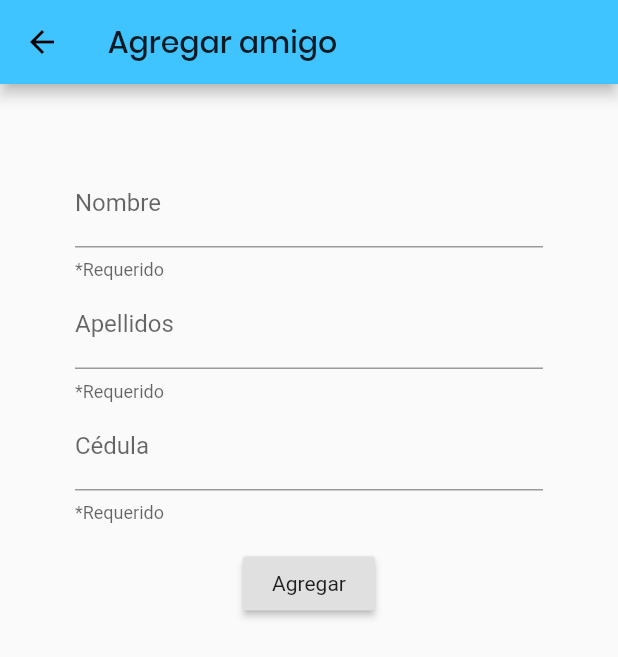
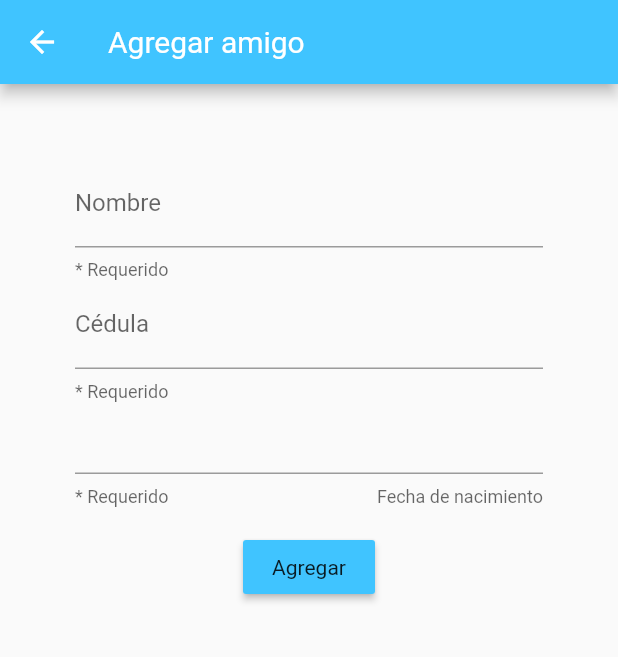
Before and after one commit to andrespd99/ClubhubPro, a Flutter app: the AddFriend screen opened directly, on a phone screen of 412 x 824 dp. Shown: the top 657 px of the screen. Run offline on Flutter 3.47's test engine with Material 2 defaults, Android fonts, the phone set to English and light mode, and no system bars; drawn by our look-alikes of datetime_picker_formfield; our stand-ins replace cached_network_image, carousel_slider, cloud_firestore, firebase_auth, firebase_storage, flutter_screenutil; accounts and stored records are empty.

```diff
--- a/lib/addFriend.dart
+++ /dev/null
@@ -1,100 +0,0 @@
-import 'package:flutter/material.dart';
-
-class AddFriend extends StatefulWidget {
-  AddFriendState createState() => AddFriendState();
-  Widget build(BuildContext context) {
-    return Container(
-    );
-  }
-}
-
-class AddFriendState extends State<AddFriend> {
-  @override
-  Widget build(BuildContext context) {
-
-    return Scaffold(
-      appBar: AppBar(
-        leading: BackButton(),
-        title: Text("Agregar amigo",
-      )),
-      body: Column(
-        children: <Widget>[
-          MyCustomForm()
-        ],
-      ),
-    );
-  }
-
-
-}
-
-class MyCustomForm extends StatefulWidget {
-  @override
-  MyCustomFormState createState() {
-    return MyCustomFormState();
-  }
-}
-class MyCustomFormState extends State<MyCustomForm> {
-  final _formKey = GlobalKey<FormState>();
-
-  @override
-  Widget build(BuildContext context) {
-    return Padding(
-      padding: EdgeInsets.all(50.0),
-      child: Form(
-      key: _formKey,
-      child: Column(
-        children: <Widget>[
-          //Nombre de invitado
-          TextFormField(
-            validator: (value) => isEmptyValidator(value),
-            decoration: InputDecoration(
-              labelText: "Nombre",
-              helperText: "*Requerido"
-            ),
-          ),
-          //Apellido de invitado
-          TextFormField(
-            validator: (value) => isEmptyValidator(value),
-            decoration: InputDecoration(
-              labelText: "Apellidos",
-              helperText: "*Requerido"
-            ),
-          ),
-          //Cedula de Identidad
-          TextFormField(
-            validator: (value) => isEmptyValidator(value),
-            keyboardType: TextInputType.number,
-            decoration: InputDecoration(
-              labelText: "Cédula",
-              helperText: "*Requerido"
-            ),
-          ),
-
-          Padding(
-            padding: const EdgeInsets.symmetric(vertical: 16.0),
-            child: RaisedButton(
-              onPressed: () {
-                if (_formKey.currentState.validate()) {
-                  Scaffold.of(context)
-                      .showSnackBar(SnackBar(content: Text('Processing Data')));
-                  // addFriendToList();
-                  Navigator.pop(context);
-                }
-              },
-              child: Text('Agregar'),
-            ),
-          ),
-        ],
-      )
-    ),
-    );
-  }
-}
-
-String isEmptyValidator(String value){
-  if(value.isEmpty){
-    return 'Debe llenar este campo';
-  }
-  return null;
-}
--- a/lib/models/invitations/Invitations.dart
+++ b/lib/models/invitations/Invitations.dart
@@ -1,6 +1,6 @@
 import 'package:cloud_firestore/cloud_firestore.dart';
 import 'package:flutter/material.dart';
-import 'package:clubhub/addFriend.dart';
+// import 'package:clubhub/addFriend.dart';
 import 'package:flutter_screenutil/flutter_screenutil.dart';
 import 'invitationCheckout.dart';
 
@@ -90,8 +90,8 @@ class _InvitationsState extends State<Invitations> {
                   RaisedButton(
                     child: Text('Agregar', style: TextStyle(fontSize: 20)),
                     onPressed: () {
-                      Navigator.push(context,
-                          MaterialPageRoute(builder: (context) => AddFriend()));
+                      // Navigator.push(context,
+                          // MaterialPageRoute(builder: (context) => AddFriend()));
                     },
                   ),
                   RaisedButton(
--- /dev/null
+++ b/lib/models/invitations/addFriend.dart
@@ -0,0 +1,160 @@
+import 'package:cloud_firestore/cloud_firestore.dart';
+import 'package:clubhub/assets/colors.dart';
+import 'package:flutter/material.dart';
+import 'package:flutter/services.dart';
+import 'package:intl/intl.dart';
+import 'package:datetime_picker_formfield/datetime_picker_formfield.dart';
+
+class AddFriend extends StatefulWidget {
+  AddFriendState createState() => AddFriendState();
+  Widget build(BuildContext context) {
+    return Container();
+  }
+}
+
+class AddFriendState extends State<AddFriend> {
+  @override
+  Widget build(BuildContext context) {
+    return Scaffold(
+      appBar: AppBar(
+          leading: BackButton(),
+          title: Text(
+            "Agregar amigo",
+          )),
+      body: Column(
+        children: <Widget>[MyCustomForm()],
+      ),
+    );
+  }
+}
+
+class MyCustomForm extends StatefulWidget {
+  @override
+  MyCustomFormState createState() {
+    return MyCustomFormState();
+  }
+}
+
+class MyCustomFormState extends State<MyCustomForm> {
+  //Llave global de referencia al form.
+  final _formKey = GlobalKey<FormState>();
+  //Controladores del form.
+  final _nameFieldController = TextEditingController();
+  final _lastNameFieldController = TextEditingController();
+  final _cidFieldController = TextEditingController();
+  final _dateTimeFieldController = TextEditingController();
+
+  @override
+  void dispose() {
+    this._nameFieldController.dispose();
+    this._cidFieldController.dispose();
+    this._dateTimeFieldController.dispose();
+    super.dispose();
+  }
+
+  void _addFriendToList(
+      String name, String cid, String birthdate) {
+    print('metodo iniciado');
+    Firestore.instance.collection('userFriends').add({
+      'name': name,
+      'cid': cid,
+      'birthdate': DateTime.tryParse(birthdate),
+    });
+  }
+
+  @override
+  Widget build(BuildContext context) {
+    return Padding(
+      padding: EdgeInsets.all(50.0),
+      child: Form(
+          key: _formKey,
+          child: Column(
+            children: <Widget>[
+              showNameInput(),
+              showCidInput(),
+              showDateField(),
+              showSendButton(),
+            ],
+          )),
+    );
+  }
+
+  Widget showNameInput() {
+    return TextFormField(
+      controller: _nameFieldController,
+      validator: (value) => isEmptyValidator(value),
+      decoration:
+          InputDecoration(labelText: "Nombre", helperText: "* Requerido"),
+    );
+  }
+
+  Widget showLastNameInput() {
+    return TextFormField(
+      controller: _lastNameFieldController,
+      validator: (value) => isEmptyValidator(value),
+      decoration:
+          InputDecoration(labelText: "Apellidos", helperText: "* Requerido"),
+    );
+  }
+
+  Widget showCidInput() {
+    return TextFormField(
+      controller: _cidFieldController,
+      validator: (value) => isEmptyValidator(value),
+      keyboardType: TextInputType.number,
+      decoration: InputDecoration(
+          //prefixIcon: Icon(Icons.card_membership),
+          labelText: "Cédula",
+          helperText: "* Requerido"),
+      inputFormatters: [WhitelistingTextInputFormatter.digitsOnly],
+    );
+  }
+
+  Widget showSendButton() {
+    return Padding(
+      padding: const EdgeInsets.symmetric(vertical: 16.0),
+      child: RaisedButton(
+        onPressed: () {
+          AlertDialog(
+            content: Text(_dateTimeFieldController.text),
+          );
+          if (_formKey.currentState.validate()) {
+            _addFriendToList(
+                _nameFieldController.text,
+                _cidFieldController.text,
+                _dateTimeFieldController.text);
+            Navigator.pop(context);
+          }
+        },
+        child: Text('Agregar'),
+      ),
+    );
+  }
+
+  Widget showDateField() {
+    final format = DateFormat("yyyy-MM-dd");
+    return Column(children: <Widget>[
+      DateTimeField(
+          controller: _dateTimeFieldController,
+          format: format,
+          onShowPicker: (context, currentValue) {
+            return showDatePicker(
+                context: context,
+                firstDate: DateTime.now().subtract(Duration(days: 41975)),
+                initialDate: DateTime.now().subtract(Duration(days: 1460)),
+                lastDate: DateTime.now().subtract(Duration(days: 1460)));
+          },
+          decoration: InputDecoration(
+            counterText: 'Fecha de nacimiento',
+            helperText: '* Requerido',
+          )),
+    ]);
+  }
+}
+
+String isEmptyValidator(String value) {
+  if (value.isEmpty) {
+    return 'Campo requerido';
+  }
+  return null;
+}
--- a/lib/models/invitations/invitationMain.dart
+++ b/lib/models/invitations/invitationMain.dart
@@ -27,7 +27,8 @@ class _InvitationMainState extends State<InvitationMain> {
           child: InkWell(
             child: Stack(
               children: <Widget>[
-                FittedBox(
+                Container(
+                  height: double.infinity,
                   child: Image.asset(
                     "lib/assets/images/register_invite_image.jpg",
                     height: ScreenUtil.getInstance().setHeight(500),
--- a/pubspec.yaml
+++ b/pubspec.yaml
@@ -29,6 +29,7 @@ dependencies:
   rxdart: ^0.20.0
   cached_network_image: ^1.1.2+1
   carousel_slider: ^1.3.0
+  datetime_picker_formfield: ^0.4.3
 
 
 
```
Also changed, not shown: lib/Home.dart (+6 -5 lines), lib/UtilWidgets.dart (added, +17 -0 lines), lib/main.dart (+18 -1 lines), lib/models/invitations/InvitationsNew.dart (+194 -21 lines), lib/models/news/News.dart (line endings or trailing spaces), pubspec.lock.
